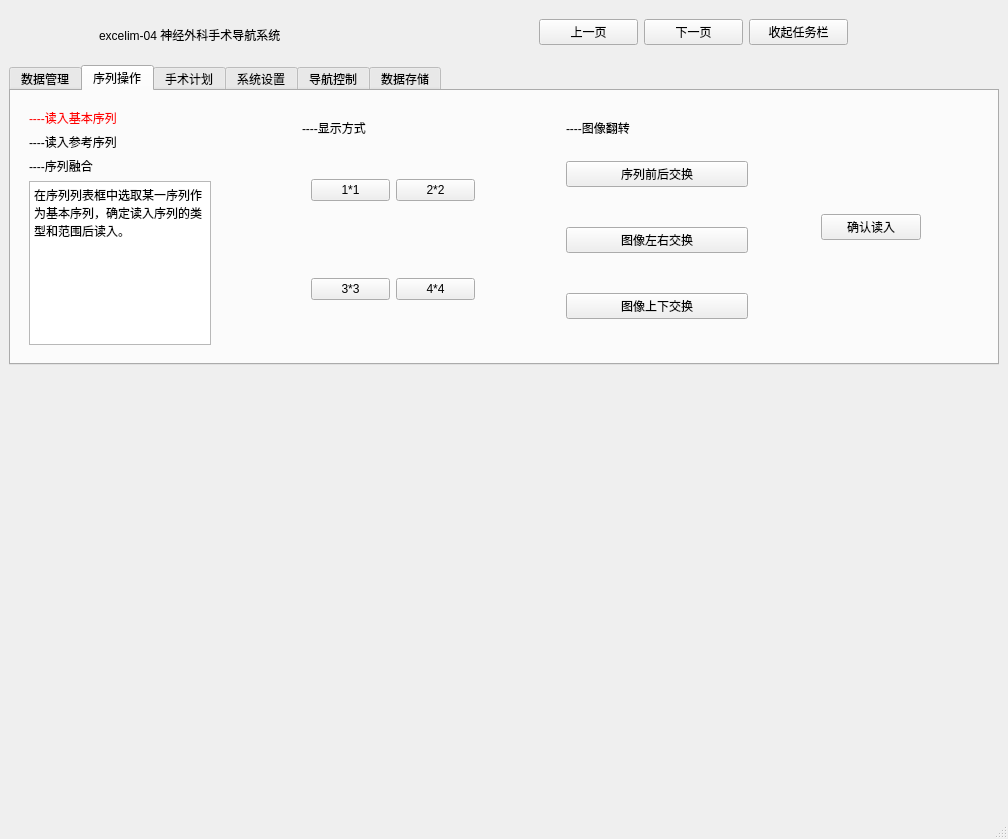
This is mainwindow.ui in kalipolis/excelim_qt_withui as Qt 5 draws it before an edit. The edited form follows.
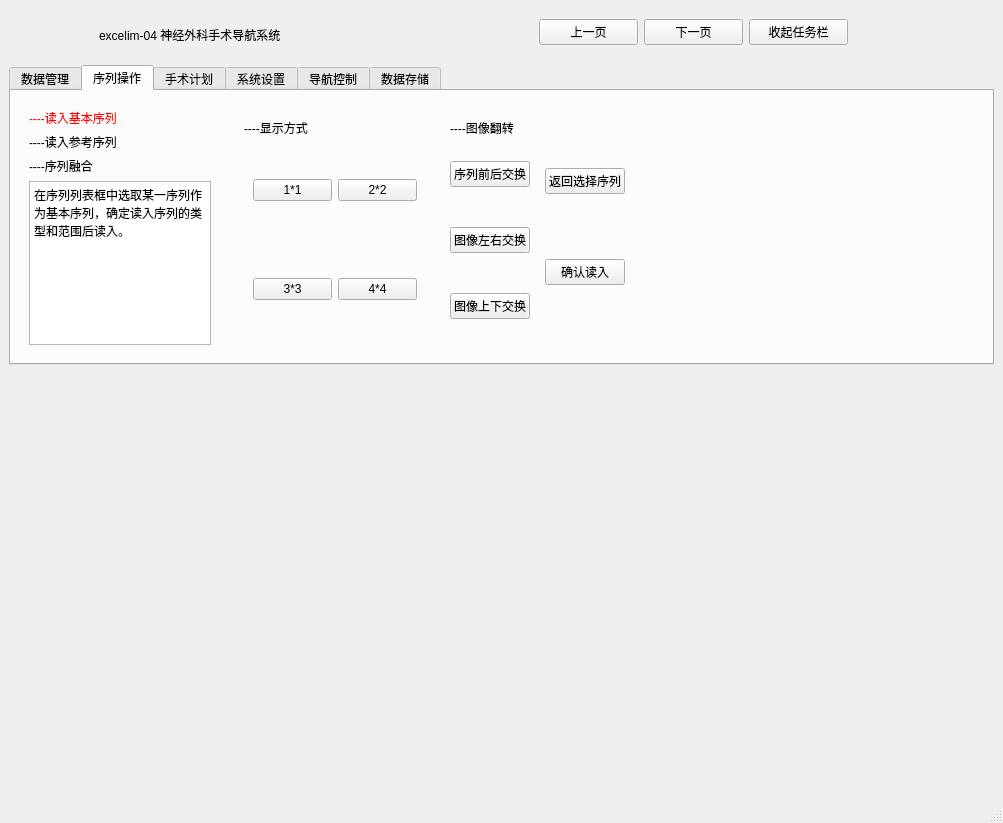
This is the edited form. The open tabs and pages were chosen to show the change. Custom widgets are drawn as their Qt base class.

Commit message: 添加返回选择序列按钮

Patch:
```diff
--- a/mainwindow.ui
+++ b/mainwindow.ui
@@ -6,8 +6,8 @@
    <rect>
     <x>0</x>
     <y>0</y>
-    <width>1008</width>
-    <height>839</height>
+    <width>1003</width>
+    <height>823</height>
    </rect>
   </property>
   <property name="windowTitle">
@@ -670,6 +670,15 @@
                  </widget>
                 </item>
                 <item>
+                 <layout class="QVBoxLayout" name="verticalLayout_45">
+                  <item>
+                   <widget class="QPushButton" name="exit_to_choose_1">
+                    <property name="text">
+                     <string>返回选择序列</string>
+                    </property>
+                   </widget>
+                  </item>
+                  <item>
                  <widget class="QPushButton" name="pushButton_12">
                   <property name="maximumSize">
                    <size>
@@ -683,6 +692,21 @@
                  </widget>
                 </item>
                </layout>
+                </item>
+                <item>
+                 <spacer name="horizontalSpacer_6">
+                  <property name="orientation">
+                   <enum>Qt::Horizontal</enum>
+                  </property>
+                  <property name="sizeHint" stdset="0">
+                   <size>
+                    <width>40</width>
+                    <height>20</height>
+                   </size>
+                  </property>
+                 </spacer>
+                </item>
+               </layout>
               </widget>
              </widget>
             </item>
@@ -2981,7 +3005,20 @@
         <height>400</height>
        </size>
       </property>
-      <layout class="QHBoxLayout" name="horizontalLayout_54"/>
+      <layout class="QHBoxLayout" name="horizontalLayout_54">
+       <property name="leftMargin">
+        <number>0</number>
+       </property>
+       <property name="topMargin">
+        <number>0</number>
+       </property>
+       <property name="rightMargin">
+        <number>0</number>
+       </property>
+       <property name="bottomMargin">
+        <number>0</number>
+       </property>
+      </layout>
      </widget>
     </item>
    </layout>
```
Left out of the diff: 26 changed lines with no effect on the pictures. Lines whose indentation alone changed are shown as unchanged. The commit also changes 1 other file.
